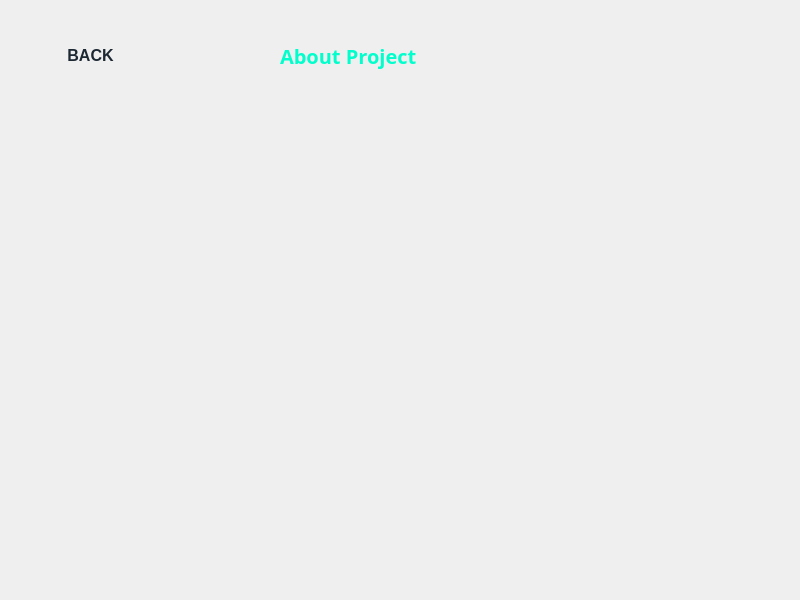
Old version of the form aboutproj.ui in the repository m-muneebrehman/pd.
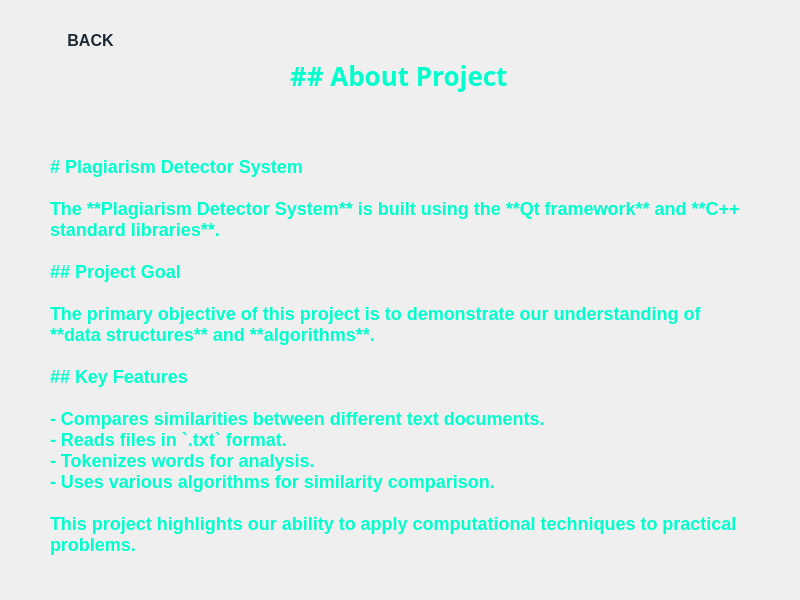
New version of the form.

Patch:
```diff
--- a/aboutproj.ui
+++ b/aboutproj.ui
@@ -26,11 +26,9 @@
 /* Style for labels with neon effect */
 QLabel {
     color: #00ffcc; /* Neon aqua */
-    font-size: 20px; /* Slightly smaller font size */
+    font-size: 18px; /* Reduced font size */
     font-weight: bold;
     text-align: center;
-    text-shadow: 0px 0px 8px rgba(0, 255, 204, 0.8), /* Outer neon glow */
-                 0px 0px 4px rgba(0, 255, 204, 0.6); /* Inner glow */
     font-family: 'Cyber Alert', sans-serif; /* Cyber Alert font */
 }
 
@@ -41,12 +39,10 @@
     color: #1c2833; /* Dark text */
     border: none; /* No border */
     border-radius: 20px; /* Rounded edges */
-    padding: 10px 20px; /* Adjusted padding for smaller size */
+    padding: 10px 20px; /* Adjusted padding for smaller button */
     font-size: 16px; /* Reduced font size */
     font-weight: bold;
     font-family: 'Cyber Alert', sans-serif; /* Cyber Alert font */
-    box-shadow: 0px 8px 12px rgba(0, 0, 0, 0.3); /* Glow effect */
-    transition: all 0.3s ease-in-out;
 }
 
 /* Hover effect for buttons */
@@ -65,9 +61,8 @@
     border: 2px solid #00d1b2; /* Neon border */
     border-radius: 12px; /* Adjusted for smaller size */
     padding: 6px 10px; /* Adjusted padding for smaller input */
-    font-size: 14px; /* Reduced font size */
+    font-size: 16px; /* Reduced font size */
     font-family: 'Cyber Alert', sans-serif; /* Cyber Alert font */
-    box-shadow: 0px 4px 8px rgba(0, 0, 0, 0.2); /* Subtle shadow */
 }
 
 /* Focus effect for line edits */
@@ -80,10 +75,10 @@
   <widget class="QLabel" name="aboutProj">
    <property name="geometry">
     <rect>
-     <x>280</x>
-     <y>30</y>
+     <x>290</x>
+     <y>40</y>
      <width>401</width>
-     <height>51</height>
+     <height>71</height>
     </rect>
    </property>
    <property name="font">
@@ -93,8 +88,18 @@
      <bold>true</bold>
     </font>
    </property>
+   <property name="styleSheet">
+    <string notr="true">*{
+font-size: 26px; /* Reduced font size */
+    font-weight: bold;
+    text-align: center;
+}</string>
+   </property>
    <property name="text">
-    <string>About Project</string>
+    <string>## About Project</string>
+   </property>
+   <property name="textFormat">
+    <enum>Qt::TextFormat::MarkdownText</enum>
    </property>
   </widget>
   <widget class="QPushButton" name="back">
@@ -103,13 +108,52 @@
      <x>20</x>
      <y>20</y>
      <width>141</width>
-     <height>71</height>
+     <height>41</height>
     </rect>
    </property>
    <property name="text">
     <string>BACK</string>
    </property>
   </widget>
+  <widget class="QLabel" name="info">
+   <property name="geometry">
+    <rect>
+     <x>50</x>
+     <y>130</y>
+     <width>691</width>
+     <height>471</height>
+    </rect>
+   </property>
+   <property name="styleSheet">
+    <string notr="true">*{
+}</string>
+   </property>
+   <property name="text">
+    <string># Plagiarism Detector System
+
+The **Plagiarism Detector System** is built using the **Qt framework** and **C++ standard libraries**. 
+
+## Project Goal
+
+The primary objective of this project is to demonstrate our understanding of **data structures** and **algorithms**.
+
+## Key Features
+
+- Compares similarities between different text documents.
+- Reads files in `.txt` format.
+- Tokenizes words for analysis.
+- Uses various algorithms for similarity comparison.
+
+This project highlights our ability to apply computational techniques to practical problems.
+</string>
+   </property>
+   <property name="textFormat">
+    <enum>Qt::TextFormat::MarkdownText</enum>
+   </property>
+   <property name="wordWrap">
+    <bool>true</bool>
+   </property>
+  </widget>
  </widget>
  <resources/>
  <connections/>
```
Left out of the diff: 3 changed lines with no effect on the pictures.
